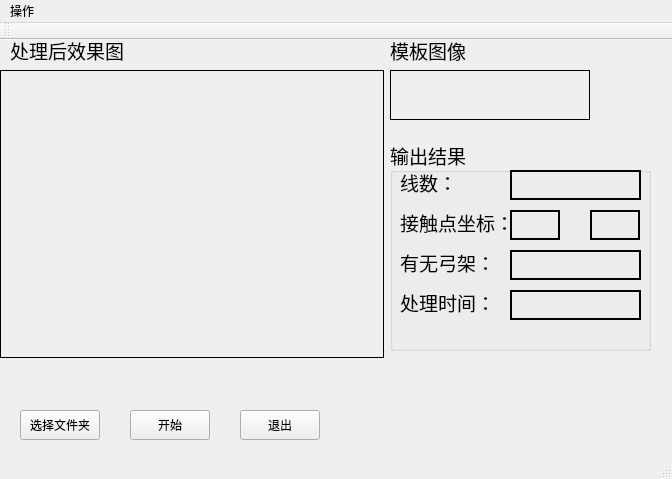
First picture: the form in mainwindow.ui, repository SWX-TJ/Highspeed, before the edit.
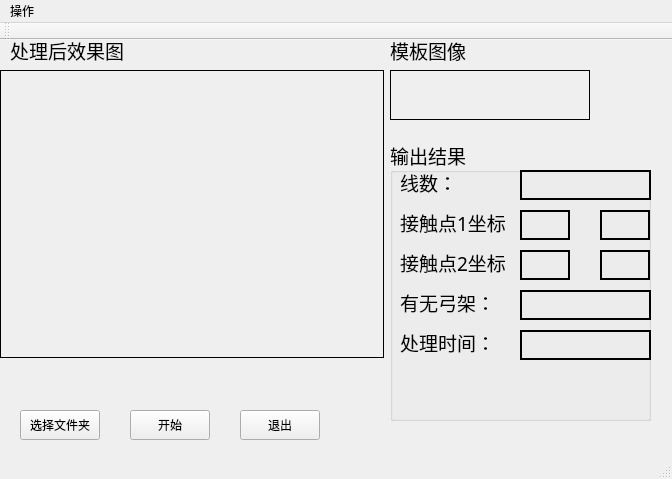
Second picture: the form after the edit.

```diff
--- a/mainwindow.ui
+++ b/mainwindow.ui
@@ -132,7 +132,7 @@
       <x>390</x>
       <y>100</y>
       <width>261</width>
-      <height>211</height>
+      <height>281</height>
      </rect>
     </property>
     <property name="font">
@@ -169,7 +169,7 @@
     <widget class="QLabel" name="Line_num">
      <property name="geometry">
       <rect>
-       <x>120</x>
+       <x>130</x>
        <y>30</y>
        <width>131</width>
        <height>30</height>
@@ -198,13 +198,13 @@
       </font>
      </property>
      <property name="text">
-      <string>接触点坐标：</string>
+      <string>接触点1坐标：</string>
      </property>
     </widget>
     <widget class="QLabel" name="x_aix">
      <property name="geometry">
       <rect>
-       <x>120</x>
+       <x>130</x>
        <y>70</y>
        <width>50</width>
        <height>30</height>
@@ -220,7 +220,7 @@
     <widget class="QLabel" name="y_aix">
      <property name="geometry">
       <rect>
-       <x>200</x>
+       <x>210</x>
        <y>70</y>
        <width>50</width>
        <height>30</height>
@@ -237,7 +237,7 @@
      <property name="geometry">
       <rect>
        <x>10</x>
-       <y>110</y>
+       <y>150</y>
        <width>101</width>
        <height>25</height>
       </rect>
@@ -255,8 +255,8 @@
     <widget class="QLabel" name="gong_is">
      <property name="geometry">
       <rect>
-       <x>120</x>
-       <y>110</y>
+       <x>130</x>
+       <y>150</y>
        <width>131</width>
        <height>30</height>
       </rect>
@@ -272,7 +272,7 @@
      <property name="geometry">
       <rect>
        <x>10</x>
-       <y>150</y>
+       <y>190</y>
        <width>91</width>
        <height>25</height>
       </rect>
@@ -290,8 +290,8 @@
     <widget class="QLabel" name="process_time">
      <property name="geometry">
       <rect>
-       <x>120</x>
-       <y>150</y>
+       <x>130</x>
+       <y>190</y>
        <width>131</width>
        <height>30</height>
       </rect>
@@ -303,6 +303,57 @@
       <string/>
      </property>
     </widget>
+    <widget class="QLabel" name="label_7">
+     <property name="geometry">
+      <rect>
+       <x>10</x>
+       <y>110</y>
+       <width>111</width>
+       <height>25</height>
+      </rect>
+     </property>
+     <property name="font">
+      <font>
+       <family>华文楷体</family>
+       <pointsize>14</pointsize>
+      </font>
+     </property>
+     <property name="text">
+      <string>接触点2坐标：</string>
+     </property>
+    </widget>
+    <widget class="QLabel" name="pt2_x_aix">
+     <property name="geometry">
+      <rect>
+       <x>130</x>
+       <y>110</y>
+       <width>50</width>
+       <height>30</height>
+      </rect>
+     </property>
+     <property name="frameShape">
+      <enum>QFrame::WinPanel</enum>
+     </property>
+     <property name="text">
+      <string/>
+     </property>
+    </widget>
+    <widget class="QLabel" name="pt2_y_aix">
+     <property name="geometry">
+      <rect>
+       <x>210</x>
+       <y>110</y>
+       <width>50</width>
+       <height>30</height>
+      </rect>
+     </property>
+     <property name="frameShape">
+      <enum>QFrame::WinPanel</enum>
+     </property>
+     <property name="text">
+      <string/>
+     </property>
+    </widget>
    </widget>
   </widget>
   <widget class="QMenuBar" name="menuBar">
```
Left out of the diff: 4 changed lines with no effect on the pictures.
